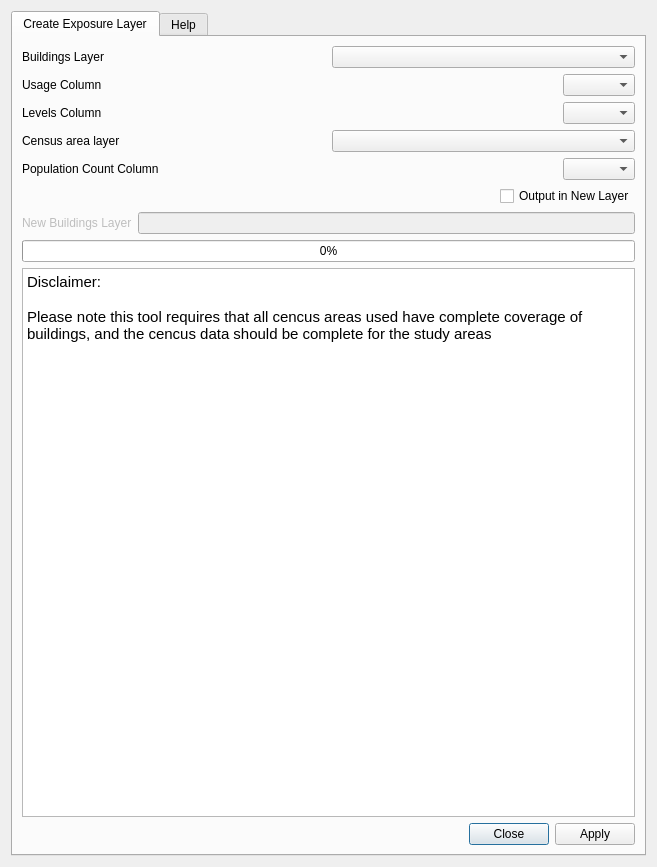
This is safe/gui/ui/people_in_buildings_base.ui in inasafe/inasafe as Qt 5 draws it before an edit. The edited form follows.
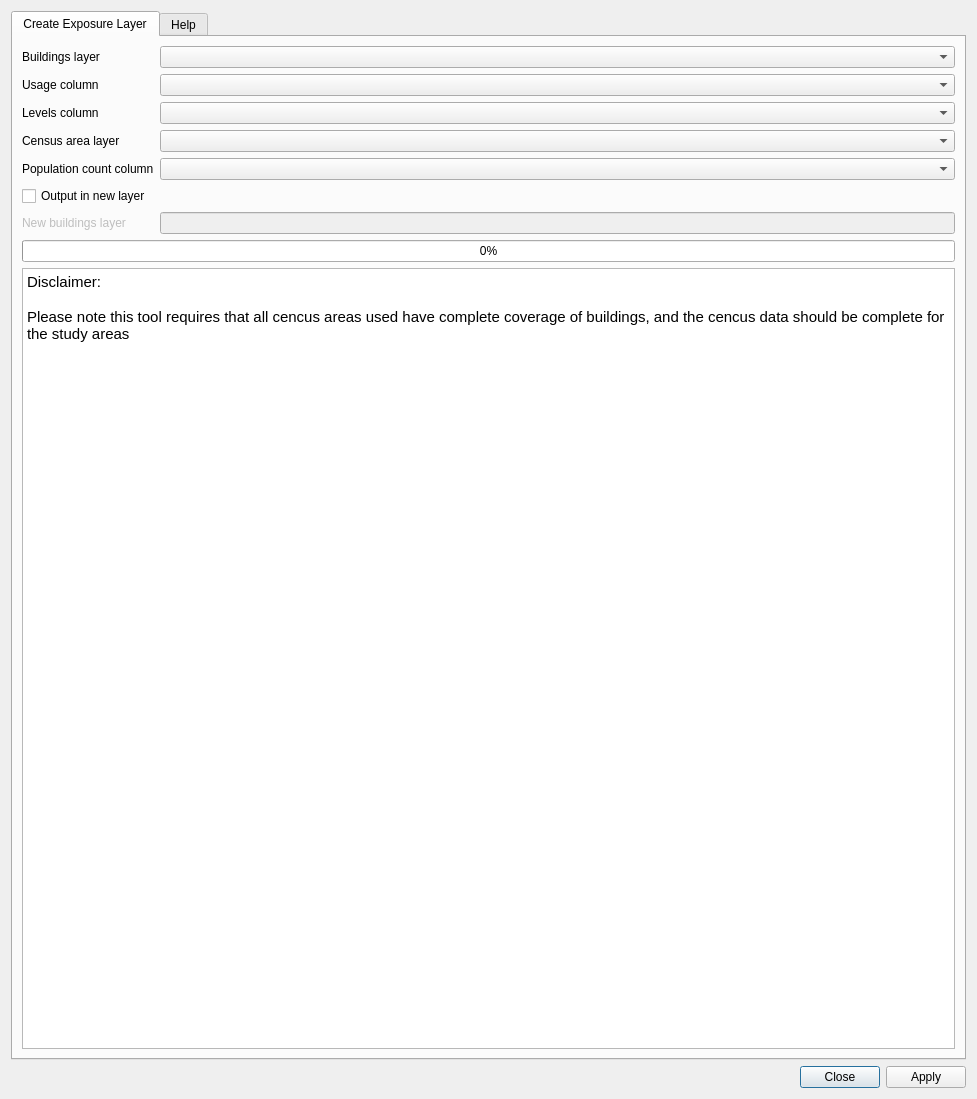
This is the edited form.

```diff
--- a/safe/gui/ui/people_in_buildings_base.ui
+++ b/safe/gui/ui/people_in_buildings_base.ui
@@ -6,8 +6,8 @@
    <rect>
     <x>0</x>
     <y>0</y>
-    <width>657</width>
-    <height>867</height>
+    <width>977</width>
+    <height>1099</height>
    </rect>
   </property>
   <property name="sizePolicy">
@@ -43,138 +43,56 @@
       </attribute>
       <layout class="QGridLayout" name="gridLayout_3">
        <item row="0" column="0">
-        <layout class="QVBoxLayout" name="verticalLayout_2">
-         <item>
-          <layout class="QHBoxLayout" name="horizontalLayout_8">
-           <item>
             <widget class="QLabel" name="label">
              <property name="text">
-              <string>Buildings Layer</string>
+          <string>Buildings layer</string>
              </property>
             </widget>
            </item>
-           <item>
+       <item row="0" column="1">
             <widget class="QComboBox" name="buildingLayerComboBox"/>
            </item>
-          </layout>
-         </item>
-         <item>
-          <layout class="QHBoxLayout" name="horizontalLayout_5">
-           <item>
+       <item row="1" column="0">
             <widget class="QLabel" name="label_3">
              <property name="text">
-              <string>Usage Column</string>
+          <string>Usage column</string>
              </property>
             </widget>
            </item>
-           <item>
-            <spacer name="horizontalSpacer">
-             <property name="orientation">
-              <enum>Qt::Horizontal</enum>
-             </property>
-             <property name="sizeHint" stdset="0">
-              <size>
-               <width>40</width>
-               <height>20</height>
-              </size>
-             </property>
-            </spacer>
-           </item>
-           <item>
+       <item row="1" column="1">
             <widget class="QComboBox" name="usageColumnComboBox"/>
            </item>
-          </layout>
-         </item>
-         <item>
-          <layout class="QHBoxLayout" name="horizontalLayout_4">
-           <property name="sizeConstraint">
-            <enum>QLayout::SetNoConstraint</enum>
-           </property>
-           <item>
+       <item row="2" column="0">
             <widget class="QLabel" name="label_5">
              <property name="text">
-              <string>Levels Column</string>
+          <string>Levels column</string>
              </property>
             </widget>
            </item>
-           <item>
-            <spacer name="horizontalSpacer_2">
-             <property name="orientation">
-              <enum>Qt::Horizontal</enum>
-             </property>
-             <property name="sizeHint" stdset="0">
-              <size>
-               <width>40</width>
-               <height>20</height>
-              </size>
-             </property>
-            </spacer>
-           </item>
-           <item>
+       <item row="2" column="1">
             <widget class="QComboBox" name="levelsColumnComboBox"/>
            </item>
-          </layout>
-         </item>
-         <item>
-          <layout class="QHBoxLayout" name="horizontalLayout_2">
-           <item>
+       <item row="3" column="0">
             <widget class="QLabel" name="label_2">
              <property name="text">
               <string>Census area layer</string>
              </property>
             </widget>
            </item>
-           <item>
+       <item row="3" column="1">
             <widget class="QComboBox" name="censusLayerComboBox"/>
            </item>
-          </layout>
-         </item>
-         <item>
-          <layout class="QHBoxLayout" name="horizontalLayout_3">
-           <item>
+       <item row="4" column="0">
             <widget class="QLabel" name="label_4">
              <property name="text">
-              <string>Population Count Column</string>
+          <string>Population count column</string>
              </property>
             </widget>
            </item>
-           <item>
-            <spacer name="horizontalSpacer_3">
-             <property name="orientation">
-              <enum>Qt::Horizontal</enum>
-             </property>
-             <property name="sizeHint" stdset="0">
-              <size>
-               <width>40</width>
-               <height>20</height>
-              </size>
-             </property>
-            </spacer>
-           </item>
-           <item>
+       <item row="4" column="1">
             <widget class="QComboBox" name="populationCountComboBox"/>
            </item>
-          </layout>
-         </item>
-         <item>
-          <layout class="QHBoxLayout" name="horizontalLayout_7">
-           <property name="sizeConstraint">
-            <enum>QLayout::SetNoConstraint</enum>
-           </property>
-           <item>
-            <spacer name="horizontalSpacer_4">
-             <property name="orientation">
-              <enum>Qt::Horizontal</enum>
-             </property>
-             <property name="sizeHint" stdset="0">
-              <size>
-               <width>40</width>
-               <height>20</height>
-              </size>
-             </property>
-            </spacer>
-           </item>
-           <item>
+       <item row="5" column="0">
             <widget class="QCheckBox" name="newLayerCheckBox">
              <property name="enabled">
               <bool>true</bool>
@@ -186,37 +104,31 @@
               </sizepolicy>
              </property>
              <property name="text">
-              <string>Output in New Layer</string>
+          <string>Output in new layer</string>
              </property>
              <property name="tristate">
               <bool>false</bool>
              </property>
             </widget>
            </item>
-          </layout>
-         </item>
-         <item>
-          <layout class="QHBoxLayout" name="horizontalLayout_6">
-           <item>
+       <item row="6" column="0">
             <widget class="QLabel" name="newLayerLabel">
              <property name="enabled">
               <bool>false</bool>
              </property>
              <property name="text">
-              <string>New Buildings Layer</string>
+          <string>New buildings layer</string>
              </property>
             </widget>
            </item>
-           <item>
+       <item row="6" column="1">
             <widget class="QLineEdit" name="newLayerLineEdit">
              <property name="enabled">
               <bool>false</bool>
              </property>
             </widget>
            </item>
-          </layout>
-         </item>
-         <item>
+       <item row="7" column="0" colspan="2">
           <widget class="QProgressBar" name="progressBar">
            <property name="enabled">
             <bool>true</bool>
@@ -229,7 +141,7 @@
            </property>
           </widget>
          </item>
-         <item>
+       <item row="8" column="0" colspan="2">
           <widget class="QTextBrowser" name="textBrowser">
            <property name="enabled">
             <bool>true</bool>
@@ -245,18 +157,6 @@
            </property>
           </widget>
          </item>
-         <item>
-          <widget class="QDialogButtonBox" name="buttonBox">
-           <property name="orientation">
-            <enum>Qt::Horizontal</enum>
-           </property>
-           <property name="standardButtons">
-            <set>QDialogButtonBox::Apply|QDialogButtonBox::Close</set>
-           </property>
-          </widget>
-         </item>
-        </layout>
-       </item>
       </layout>
      </widget>
      <widget class="QWidget" name="help_tab">
@@ -292,20 +192,20 @@
            </property>
           </widget>
          </item>
-         <item>
-          <widget class="QDialogButtonBox" name="buttonBox_1">
+        </layout>
+       </item>
+      </layout>
+     </widget>
+    </widget>
+   </item>
+   <item row="1" column="0">
+    <widget class="QDialogButtonBox" name="buttonBox">
            <property name="orientation">
             <enum>Qt::Horizontal</enum>
            </property>
            <property name="standardButtons">
-            <set>QDialogButtonBox::Close</set>
-           </property>
-          </widget>
-         </item>
-        </layout>
-       </item>
-      </layout>
-     </widget>
+      <set>QDialogButtonBox::Apply|QDialogButtonBox::Close</set>
+     </property>
     </widget>
    </item>
   </layout>
```
Left out of the diff: 45 changed lines with no effect on the pictures. Lines whose indentation alone changed are shown as unchanged.
